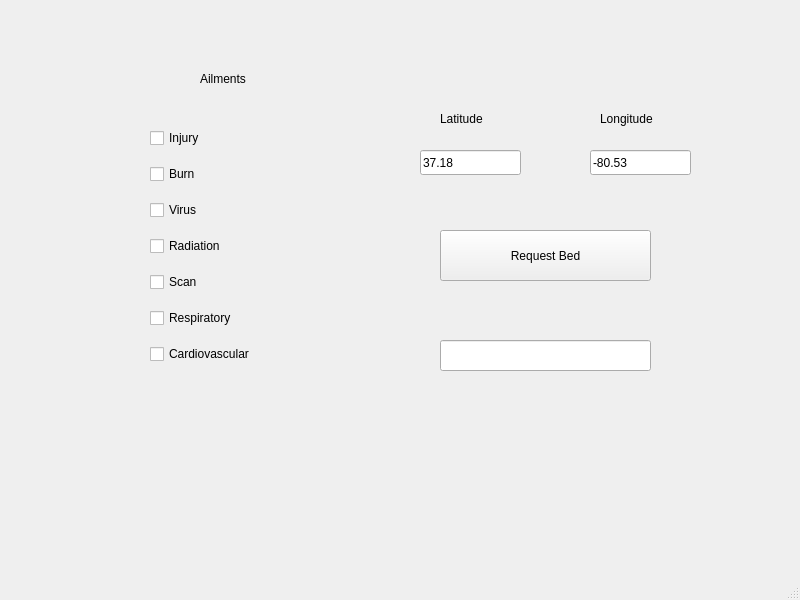
Old version of the form doctorwindow.ui in the repository braeden-muller/hospitalBeds.
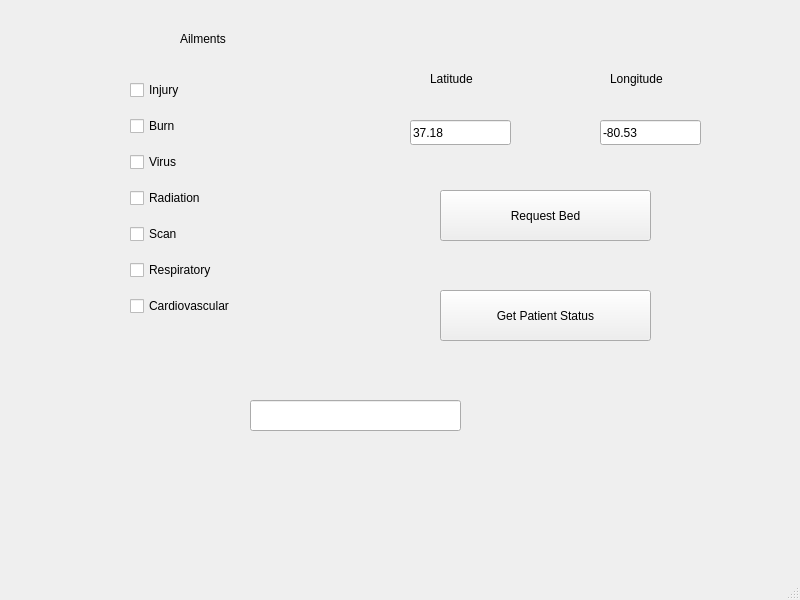
New version of the form.

Commit message: Added patient_status request to doctorwindow

The edit to the form file:
```diff
--- a/doctorwindow.ui
+++ b/doctorwindow.ui
@@ -21,7 +21,7 @@
     <property name="geometry">
      <rect>
       <x>440</x>
-      <y>230</y>
+      <y>190</y>
       <width>211</width>
       <height>51</height>
      </rect>
@@ -33,8 +33,8 @@
    <widget class="QLineEdit" name="requestResponse">
     <property name="geometry">
      <rect>
-      <x>440</x>
-      <y>340</y>
+      <x>250</x>
+      <y>400</y>
       <width>211</width>
       <height>31</height>
      </rect>
@@ -46,8 +46,8 @@
    <widget class="QWidget" name="verticalLayoutWidget">
     <property name="geometry">
      <rect>
-      <x>150</x>
-      <y>118</y>
+      <x>130</x>
+      <y>70</y>
       <width>160</width>
       <height>261</height>
      </rect>
@@ -107,8 +107,8 @@
    <widget class="QLabel" name="ailmentLabel">
     <property name="geometry">
      <rect>
-      <x>200</x>
-      <y>70</y>
+      <x>180</x>
+      <y>30</y>
       <width>67</width>
       <height>17</height>
      </rect>
@@ -120,8 +120,8 @@
    <widget class="QLabel" name="latitudeLabel">
     <property name="geometry">
      <rect>
-      <x>440</x>
-      <y>110</y>
+      <x>430</x>
+      <y>70</y>
       <width>67</width>
       <height>17</height>
      </rect>
@@ -133,8 +133,8 @@
    <widget class="QLabel" name="longitudeLabel">
     <property name="geometry">
      <rect>
-      <x>600</x>
-      <y>110</y>
+      <x>610</x>
+      <y>70</y>
       <width>71</width>
       <height>17</height>
      </rect>
@@ -146,8 +146,8 @@
    <widget class="QLineEdit" name="latitudeLineEdit">
     <property name="geometry">
      <rect>
-      <x>420</x>
-      <y>150</y>
+      <x>410</x>
+      <y>120</y>
       <width>101</width>
       <height>25</height>
      </rect>
@@ -159,8 +159,8 @@
    <widget class="QLineEdit" name="longitudeLineEdit">
     <property name="geometry">
      <rect>
-      <x>590</x>
-      <y>150</y>
+      <x>600</x>
+      <y>120</y>
       <width>101</width>
       <height>25</height>
      </rect>
@@ -169,6 +169,19 @@
      <string>-80.53</string>
     </property>
    </widget>
+   <widget class="QPushButton" name="getPatients">
+    <property name="geometry">
+     <rect>
+      <x>440</x>
+      <y>290</y>
+      <width>211</width>
+      <height>51</height>
+     </rect>
+    </property>
+    <property name="text">
+     <string>Get Patient Status</string>
+    </property>
+   </widget>
   </widget>
   <widget class="QMenuBar" name="menubar">
    <property name="geometry">
```
The commit also changes 2 other files.
